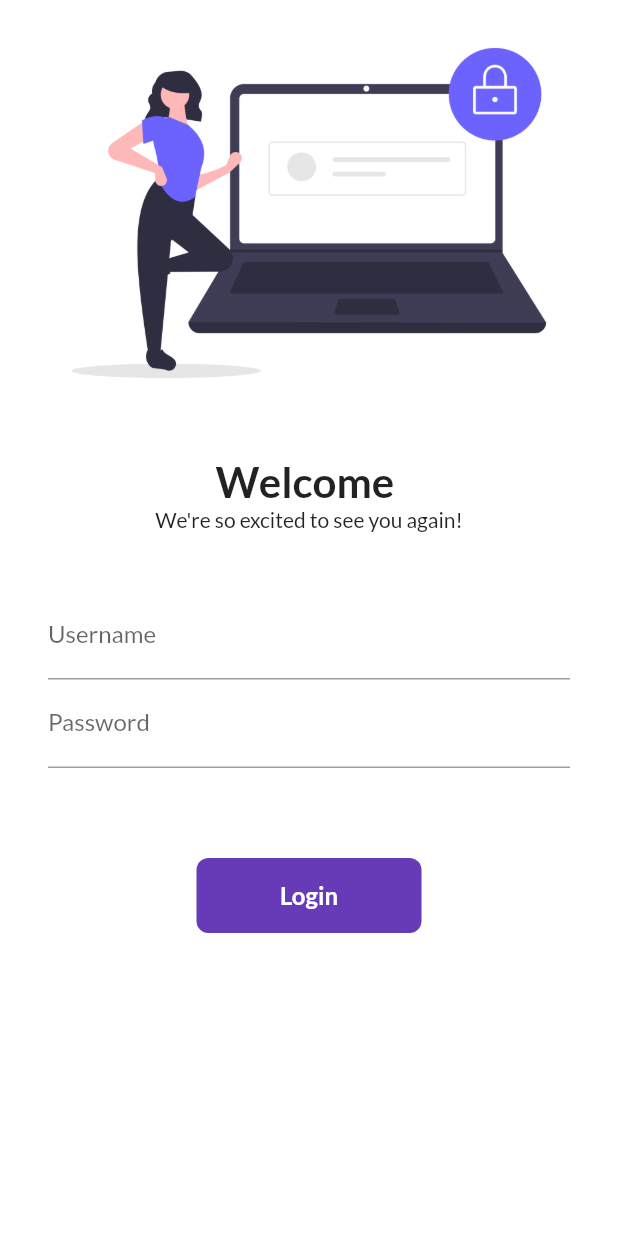
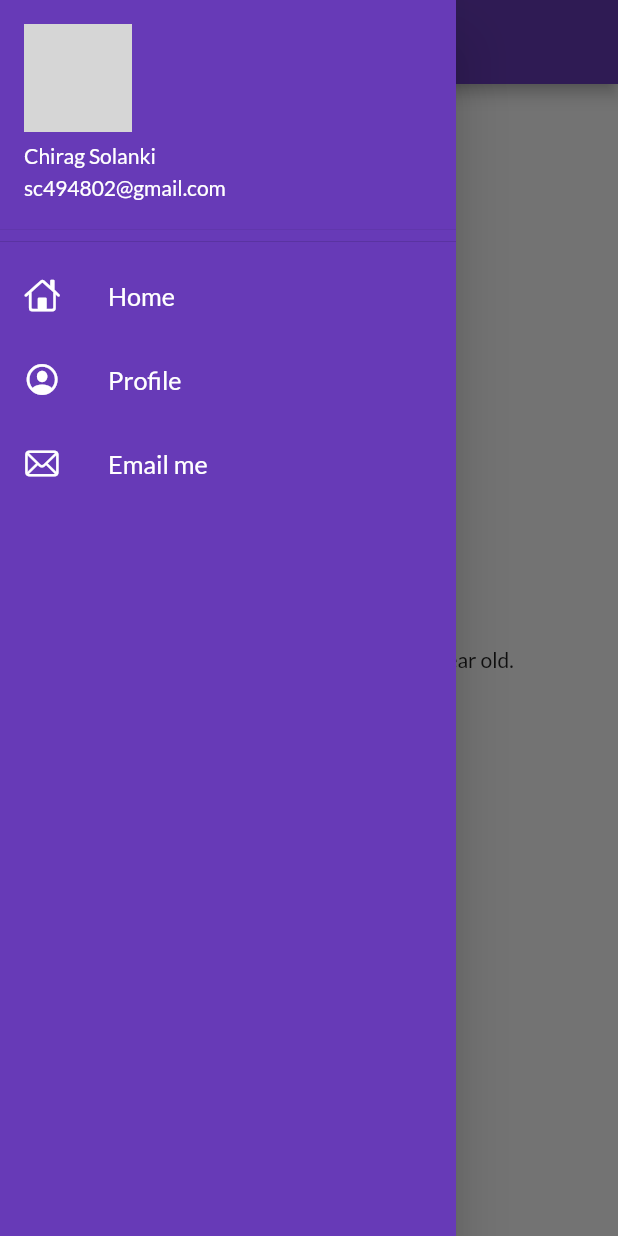
Before and after one commit to Chirag-Solanki6804/Flutter_catalog_app, a Flutter app: the screen it shows after launch, with the side drawer open (before the commit the screen has no drawer), on a phone screen of 412 x 824 dp. Run offline on Flutter 3.47's test engine with Material 2 defaults, Android fonts, the phone set to English and light mode, and no system bars; our stand-ins replace google_fonts; network calls fail; grey boxes are pictures that could not be loaded.

Commit message:
day 9 completed

```diff
--- a/lib/main.dart
+++ b/lib/main.dart
@@ -19,7 +19,7 @@ class MyApp extends StatelessWidget {
         fontFamily: GoogleFonts.lato().fontFamily,
       ),
       darkTheme: ThemeData(brightness: Brightness.dark),
-      initialRoute: "/",
+      initialRoute: myRoutes.homeRoute,
       routes: {
         "/": (context) => LoginPage(),
         myRoutes.homeRoute: (context) => HomePage(),
--- a/lib/pages/home_page.dart
+++ b/lib/pages/home_page.dart
@@ -1,3 +1,4 @@
+import 'package:catalog_app/widgets/drawer.dart';
 import 'package:flutter/material.dart';
 
 class HomePage extends StatelessWidget {
@@ -15,7 +16,7 @@ class HomePage extends StatelessWidget {
           child: Text("Hello Pro $name . You are $age year old."),
         ),
       ),
-      drawer: Drawer(),
+      drawer: MyDrawer(),
     );
   }
 }
--- /dev/null
+++ b/lib/widgets/drawer.dart
@@ -0,0 +1,72 @@
+import 'package:flutter/cupertino.dart';
+import 'package:flutter/material.dart';
+
+class MyDrawer extends StatelessWidget {
+  const MyDrawer({super.key});
+
+  final ImageUrl =
+      "https://media.licdn.com/dms/image/D4D03AQGpr-TX9zN1CQ/profile-displayphoto-shrink_800_800/0/1672922175648?e=2147483647&v=beta&t=05i92JqC7afaDtLLfajQwYXgUEMyVRpnRkjJ0iLOxuo";
+  @override
+  Widget build(BuildContext context) {
+    return Drawer(
+      child: Container(
+        color: Colors.deepPurple,
+        child: ListView(
+          padding: EdgeInsets.zero,
+          children: [
+            DrawerHeader(
+              padding: EdgeInsets.zero,
+              child: UserAccountsDrawerHeader(
+                accountName: Text("Chirag Solanki"),
+                accountEmail: Text("sc494802@gmail.com"),
+                // currentAccountPicture: Image.network(ImageUrl),
+                currentAccountPicture: CircleAvatar(
+                  backgroundImage: NetworkImage(ImageUrl),
+                ),
+              ),
+            ),
+            ListTile(
+              leading: Icon(
+                CupertinoIcons.home,
+                color: Colors.white,
+              ),
+              title: Text(
+                "Home",
+                textScaleFactor: 1.2,
+                style: TextStyle(
+                  color: Colors.white,
+                ),
+              ),
+            ),
+            ListTile(
+              leading: Icon(
+                CupertinoIcons.profile_circled,
+                color: Colors.white,
+              ),
+              title: Text(
+                "Profile",
+                textScaleFactor: 1.2,
+                style: TextStyle(
+                  color: Colors.white,
+                ),
+              ),
+            ),
+            ListTile(
+              leading: Icon(
+                CupertinoIcons.mail,
+                color: Colors.white,
+              ),
+              title: Text(
+                "Email me",
+                textScaleFactor: 1.2,
+                style: TextStyle(
+                  color: Colors.white,
+                ),
+              ),
+            ),
+          ],
+        ),
+      ),
+    );
+  }
+}
```
